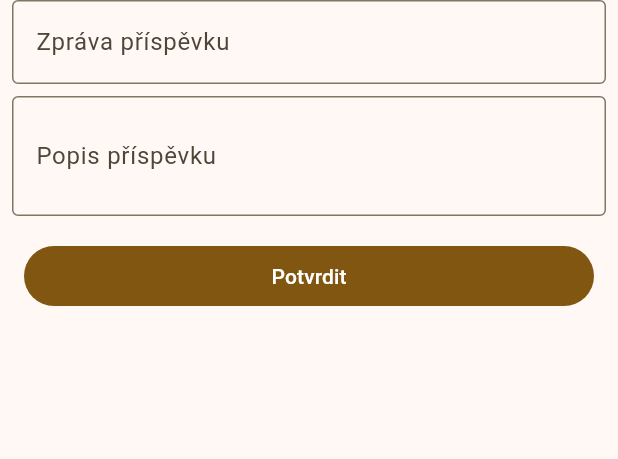
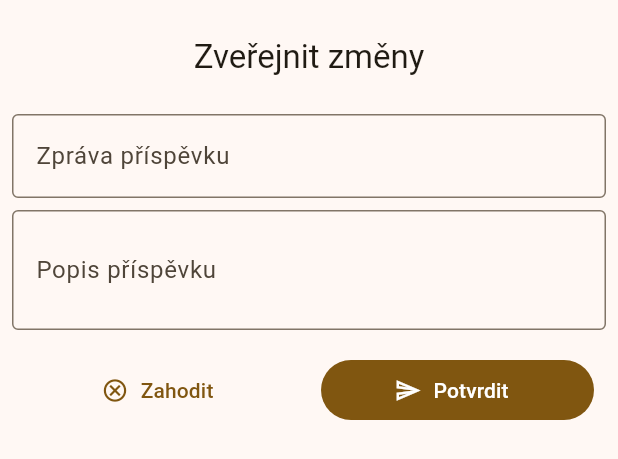
Before and after one commit to jakubslaby09/dpc, a Flutter app: the CommitSheet widget shown alone on an empty page, opened directly, on a phone screen of 412 x 824 dp. Shown: the top 459 px of the screen. Run offline on Flutter 3.47's test engine with Material 2 defaults, Android fonts, the phone set to English and light mode, and no system bars; our stand-ins replace file_picker, flutter_markdown, permission_handler, shared_preferences; missing offline and left inert: dart:ffi, git2dart_binaries; accounts and stored records are empty.

Commit message:
make the commit sheet dismissible only by an explicit button, add a title to it

```diff
--- a/lib/widgets/commit_sheet.dart
+++ b/lib/widgets/commit_sheet.dart
@@ -9,13 +9,15 @@ import 'package:flutter/rendering.dart';
 import 'package:flutter/widgets.dart';
 import 'package:git2dart_binaries/git2dart_binaries.dart';
 
+// TODO: save commit message draft
 class CommitSheet extends StatefulWidget {
   const CommitSheet({super.key});
 
   static Future<CommitSheet?> show(BuildContext context) {
     return showModalBottomSheet<CommitSheet>(
       context: context,
-      showDragHandle: true,
+      enableDrag: false,
+      isDismissible: false,
       builder: (context) => const CommitSheet(),
     );
   }
@@ -36,6 +38,10 @@ class _CommitSheetState extends State<CommitSheet> {
   Widget build(BuildContext context) {
     return Column(
         children: [
+          Padding(
+            padding: const EdgeInsets.all(24),
+            child: Text("Zveřejnit změny", style: Theme.of(context).textTheme.titleLarge, textAlign: TextAlign.center),
+          ),
           Padding(
             padding: const EdgeInsets.symmetric(horizontal: 8.0),
             child: TextField(
@@ -61,12 +67,24 @@ class _CommitSheetState extends State<CommitSheet> {
           ),
           Padding(
             padding: const EdgeInsets.symmetric(horizontal: 16, vertical: 8),
-            child: FilledButton(
-              onPressed: () => onConfirm(context),
-              style: FilledButton.styleFrom(
-                minimumSize: const Size.fromHeight(40),
-              ),
-              child: const Text("Potvrdit"),
+            child: Row(
+              children: [
+                Expanded(
+                  child: TextButton.icon(
+                    onPressed: () => Navigator.of(context).pop(),
+                    icon: const Icon(Icons.cancel_outlined),
+                    label: const Text("Zahodit"),
+                  ),
+                ),
+                const VerticalDivider(),
+                Expanded(
+                  child: FilledButton.icon(
+                    onPressed: () => onConfirm(context),
+                    icon: const Icon(Icons.send_outlined),
+                    label: const Text("Potvrdit"),
+                  ),
+                ),
+              ],
             ),
           )
         ],
```
